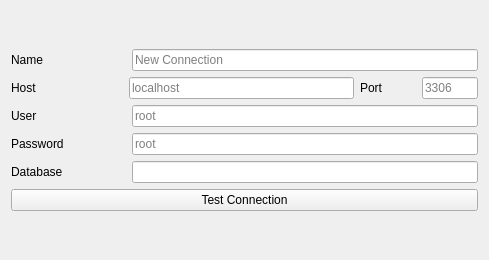
Old version of the form mysqlconnectioneditwidget.ui in the repository mastercad/DBManager.
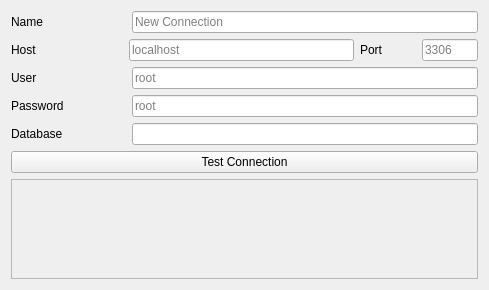
New version of the form.

Commit message: central testconnection handling implemented, mainWindow now can connect to connection error signal and show problems in information window, default value handling improved

What changed in the file:
```diff
--- a/mysqlconnectioneditwidget.ui
+++ b/mysqlconnectioneditwidget.ui
@@ -7,7 +7,7 @@
     <x>0</x>
     <y>0</y>
     <width>489</width>
-    <height>260</height>
+    <height>290</height>
    </rect>
   </property>
   <property name="windowTitle">
@@ -18,7 +18,7 @@
     <enum>QLayout::SetMinimumSize</enum>
    </property>
    <item>
-    <layout class="QVBoxLayout" name="verticalLayout" stretch="0,0,0,0,0,0">
+    <layout class="QVBoxLayout" name="verticalLayout" stretch="0,0,0,0,0,0,0">
      <property name="spacing">
       <number>6</number>
      </property>
@@ -142,6 +142,23 @@
        </item>
       </layout>
      </item>
+     <item>
+      <layout class="QVBoxLayout" name="verticalLayout_3">
+       <item>
+        <widget class="QTextEdit" name="informationText">
+         <property name="enabled">
+          <bool>false</bool>
+         </property>
+         <property name="autoFillBackground">
+          <bool>true</bool>
+         </property>
+         <property name="readOnly">
+          <bool>true</bool>
+         </property>
+        </widget>
+       </item>
+      </layout>
+     </item>
     </layout>
    </item>
   </layout>
```
The commit also changes 26 other files.
